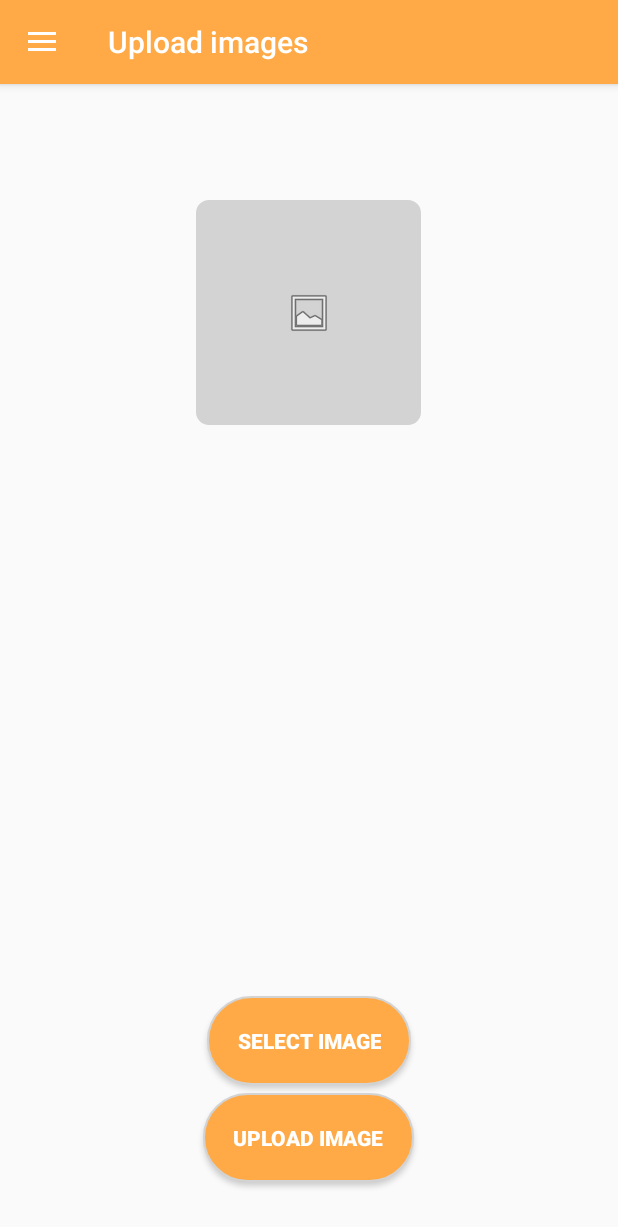
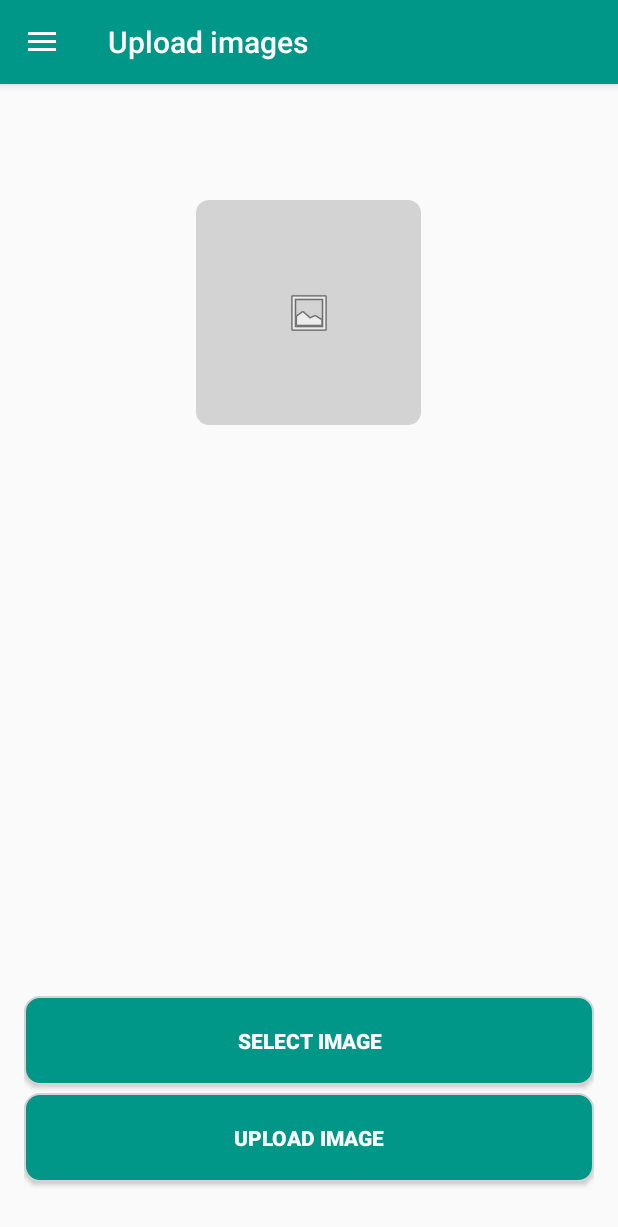
Before and after one commit to byteShaft/foodie, an Android app: the MainActivity screen opened directly, with no data from a screen before it, after a tap on "Upload images", on a phone screen of 412 x 824 dp. Shown: the top 1227 px of the screen. Run offline under Robolectric (Android 15) with nearby library versions, the phone set to English and light mode, and no system bars; pictures from the network do not load; 1 other tap on this screen came first.

Commit message:
chage App color scheme

```diff
--- a/app/src/main/res/drawable/selected.xml
+++ b/app/src/main/res/drawable/selected.xml
@@ -4,8 +4,8 @@
     <padding />
     <stroke android:color="#d3d3d3" android:width="1dp"/>
     <corners
-        android:bottomRightRadius="30dp"
-        android:bottomLeftRadius="30dp"
-        android:topLeftRadius="30dp"
-        android:topRightRadius="30dp"/>
+        android:bottomRightRadius="10dp"
+        android:bottomLeftRadius="10dp"
+        android:topLeftRadius="10dp"
+        android:topRightRadius="10dp"/>
 </shape>
--- a/app/src/main/res/drawable/side_nav_bar.xml
+++ b/app/src/main/res/drawable/side_nav_bar.xml
@@ -2,8 +2,8 @@
     android:shape="rectangle">
     <gradient
         android:angle="135"
-        android:centerColor="#995e99"
-        android:endColor="#cc7ecc"
-        android:startColor="#cc7ecc"
+        android:centerColor="@color/colorPrimary"
+        android:endColor="@color/colorPrimary"
+        android:startColor="@color/colorPrimary"
         android:type="linear" />
 </shape>
--- a/app/src/main/res/drawable/unselected.xml
+++ b/app/src/main/res/drawable/unselected.xml
@@ -4,8 +4,8 @@
     <padding />
     <stroke android:color="#fff" android:width="1dp"/>
     <corners
-        android:bottomRightRadius="30dp"
-        android:bottomLeftRadius="30dp"
-        android:topLeftRadius="30dp"
-        android:topRightRadius="30dp"/>
+        android:bottomRightRadius="10dp"
+        android:bottomLeftRadius="10dp"
+        android:topLeftRadius="10dp"
+        android:topRightRadius="10dp"/>
 </shape>
--- a/app/src/main/res/layout/fragment_upload.xml
+++ b/app/src/main/res/layout/fragment_upload.xml
@@ -5,8 +5,10 @@
 
     <Button
         android:id="@+id/select_image"
-        android:layout_width="wrap_content"
+        android:layout_width="match_parent"
         android:layout_height="wrap_content"
+        android:paddingLeft="16dp"
+        android:paddingRight="16dp"
         android:padding="20dp"
         android:text="select image"
         android:textColor="@android:color/white"
@@ -19,9 +21,11 @@
 
     <Button
         android:id="@+id/upload"
-        android:layout_width="wrap_content"
+        android:layout_width="match_parent"
         android:layout_height="wrap_content"
         android:text="upload Image"
+        android:paddingLeft="16dp"
+        android:paddingRight="16dp"
         android:padding="20dp"
         android:textColor="@android:color/white"
         android:background="@drawable/button_effect"
--- a/app/src/main/res/values/colors.xml
+++ b/app/src/main/res/values/colors.xml
@@ -1,10 +1,10 @@
 <?xml version="1.0" encoding="utf-8"?>
 <resources>
-    <color name="colorPrimary">#FFAA47</color>
-    <color name="colorPrimaryDark">#E5A357</color>
-    <color name="colorAccent">#B0BEC5</color>
+    <color name="colorPrimary">#009688</color>
+    <color name="colorPrimaryDark">#00796B</color>
+    <color name="colorAccent">#009688</color>
     <color name="gray_800">#424242</color>
     <color name="gray_200">#EEEEEE</color>
-    <color name="pressed_color">#FFAA47</color>
+    <color name="pressed_color">#00796B</color>
 
 </resources>
```
